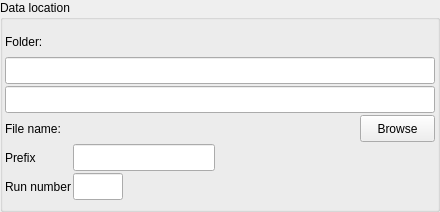
This is BlissFramework/Bricks/widgets/ui_files/Qt4_data_path_widget_vertical_layout.ui in mxcube/mxcubeqt as Qt 5 draws it before an edit. The edited form follows.
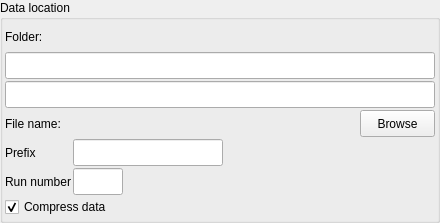
This is the edited form.

Patch:
```diff
--- a/BlissFramework/Bricks/widgets/ui_files/Qt4_data_path_widget_vertical_layout.ui
+++ b/BlissFramework/Bricks/widgets/ui_files/Qt4_data_path_widget_vertical_layout.ui
@@ -7,7 +7,7 @@
     <x>0</x>
     <y>0</y>
     <width>440</width>
-    <height>212</height>
+    <height>223</height>
    </rect>
   </property>
   <property name="windowTitle">
@@ -211,22 +211,6 @@
           </property>
          </widget>
         </item>
-        <item row="5" column="1">
-         <widget class="QLineEdit" name="prefix_ledit">
-          <property name="minimumSize">
-           <size>
-            <width>0</width>
-            <height>27</height>
-           </size>
-          </property>
-          <property name="maximumSize">
-           <size>
-            <width>225</width>
-            <height>27</height>
-           </size>
-          </property>
-         </widget>
-        </item>
         <item row="6" column="1">
          <widget class="QLineEdit" name="run_number_ledit">
           <property name="minimumSize">
@@ -246,6 +230,32 @@
           </property>
          </widget>
         </item>
+        <item row="7" column="0" colspan="2">
+         <widget class="QCheckBox" name="compression_cbox">
+          <property name="text">
+           <string>Compress data</string>
+          </property>
+          <property name="checked">
+           <bool>true</bool>
+          </property>
+         </widget>
+        </item>
+        <item row="5" column="1" colspan="2">
+         <widget class="QLineEdit" name="prefix_ledit">
+          <property name="minimumSize">
+           <size>
+            <width>0</width>
+            <height>27</height>
+           </size>
+          </property>
+          <property name="maximumSize">
+           <size>
+            <width>150</width>
+            <height>27</height>
+           </size>
+          </property>
+         </widget>
+        </item>
        </layout>
       </item>
      </layout>
```
Left out of the diff: 120 changed lines with no effect on the pictures.
